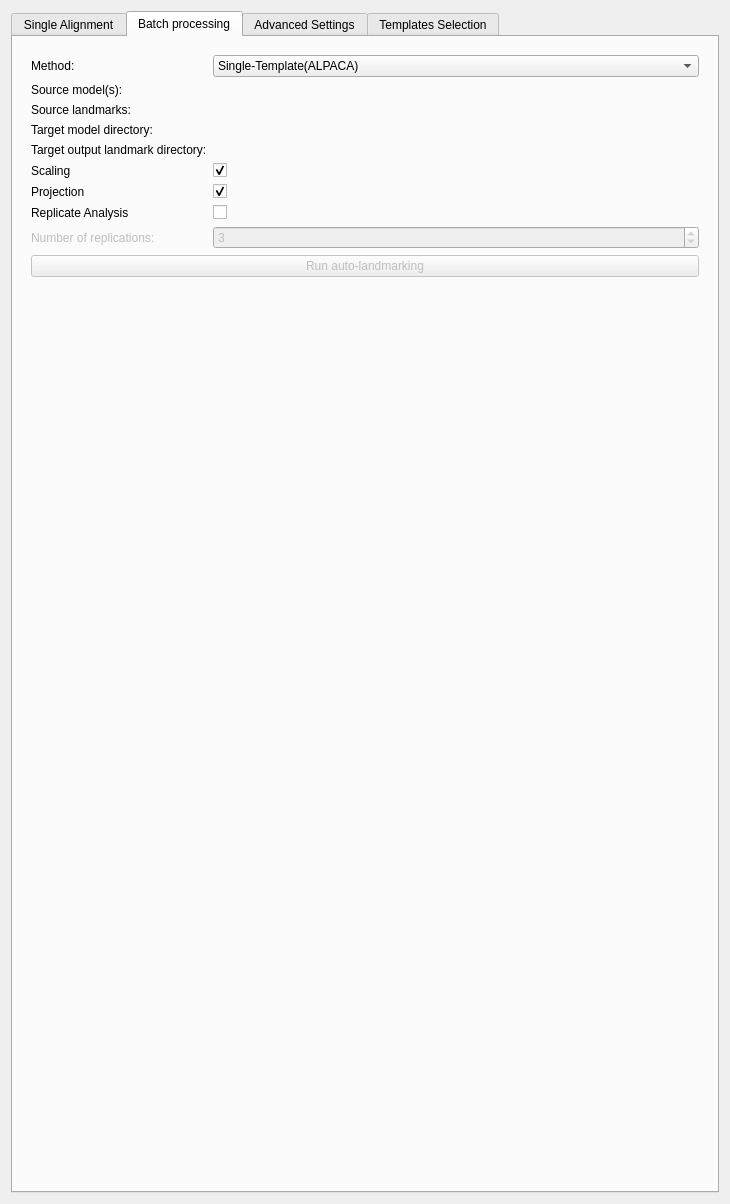
SlicerMorph/SlicerMorph, file ALPACA/Resources/UI/ALPACA.ui: the form before one commit.
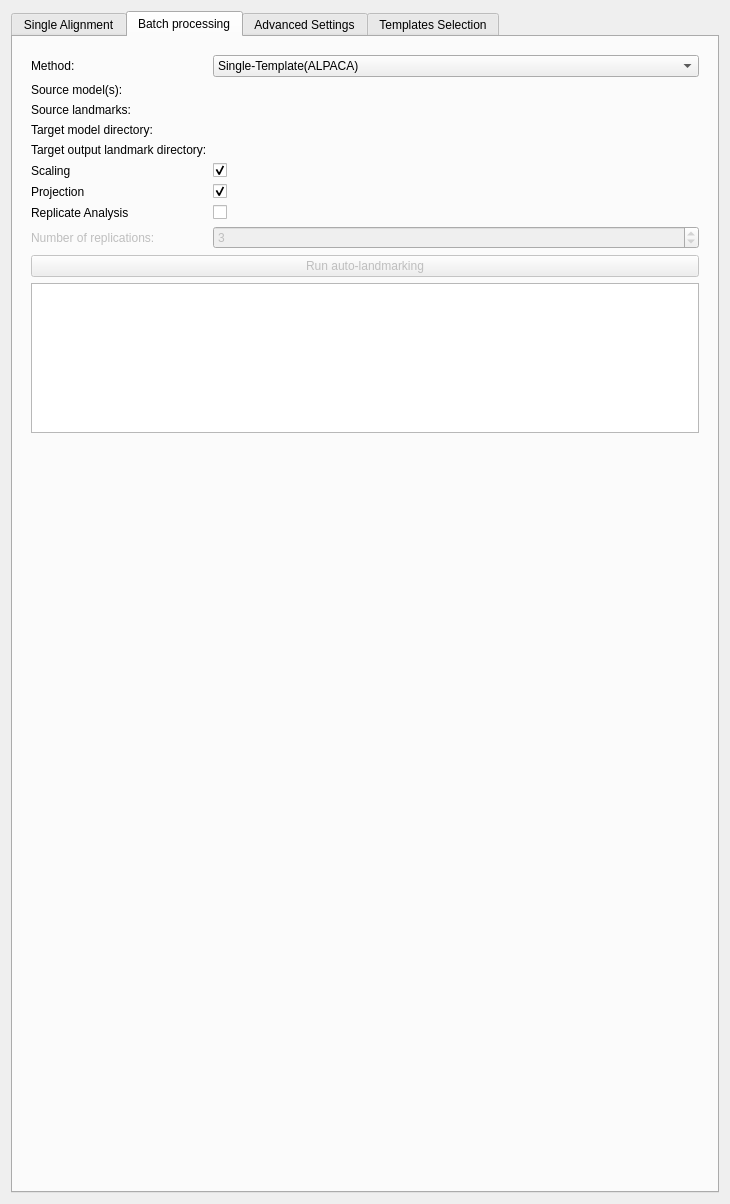
The form after the commit. The open tabs and pages were chosen to show the change. Custom widgets are drawn as their Qt base class.

Commit message: ALPACA: progress callback plumbing for the batch path (subset of c469a3c)

Patch:
```diff
--- a/ALPACA/Resources/UI/ALPACA.ui
+++ b/ALPACA/Resources/UI/ALPACA.ui
@@ -593,6 +593,31 @@
             </property>
            </widget>
           </item>
+          <item row="11" column="0" colspan="2">
+           <widget class="QPlainTextEdit" name="batchProgressInfo">
+            <property name="sizePolicy">
+             <sizepolicy hsizetype="Preferred" vsizetype="Expanding">
+              <horstretch>0</horstretch>
+              <verstretch>0</verstretch>
+             </sizepolicy>
+            </property>
+            <property name="maximumSize">
+             <size>
+              <width>16777215</width>
+              <height>150</height>
+             </size>
+            </property>
+            <property name="readOnly">
+             <bool>true</bool>
+            </property>
+            <property name="plainText">
+             <string/>
+            </property>
+            <property name="placeholderText">
+             <string>Batch processing progress will be displayed here...</string>
+            </property>
+           </widget>
+          </item>
          </layout>
         </widget>
        </item>
```
The commit also changes 1 other file.
